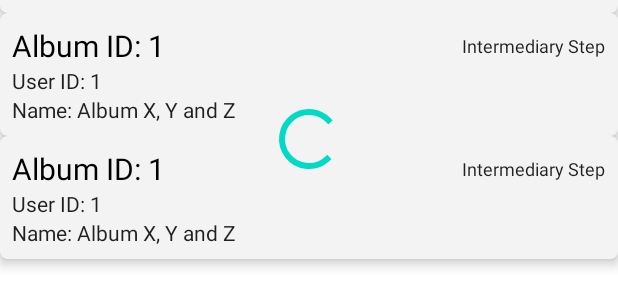
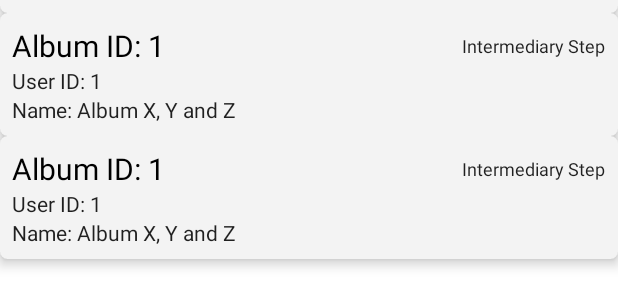
Before and after one commit to Mithrandir21/mobile-multiplatform, an Android app: the layout fragment_album_list.xml on its own in the app's theme, with its tools: preview values and no code run, on a phone screen of 412 x 824 dp. Shown: the part 479-778 px from the top of the screen. Run offline under Robolectric (Android 15) with nearby library versions, the phone set to English and light mode, and no system bars.

Commit message:
Added Swipe-to-refresh
- Replaced screen progressbar with Swipe down to Refresh functionality

```diff
--- a/app/build.gradle
+++ b/app/build.gradle
@@ -111,6 +111,7 @@ dependencies {
     implementation "androidx.core:core-ktx:$androidxCore"
     implementation "androidx.appcompat:appcompat:$androidxAppcompat"
     implementation "androidx.constraintlayout:constraintlayout:$androidxConstraintlayout"
+    implementation "androidx.swiperefreshlayout:swiperefreshlayout:$androidxSwipeToRefresh"
     implementation "androidx.preference:preference-ktx:$androidXpreferences"
     implementation "androidx.fragment:fragment-ktx:$androidXfragment"
     debugImplementation "androidx.fragment:fragment-testing:$androidXfragment"
--- a/app/src/main/java/com/demo/ui/albums/list/FragmentAlbumList.kt
+++ b/app/src/main/java/com/demo/ui/albums/list/FragmentAlbumList.kt
@@ -39,13 +39,16 @@ class FragmentAlbumList : BaseFragment<FragmentAlbumListBinding>(R.layout.fragme
         )
         viewBinding.albumList.addItemDecoration(spacingDecoration)
         viewBinding.albumList.adapter = adapter
+        viewBinding.albumListContainer.setOnRefreshListener {
+            viewModel.refreshAlbums()
+        }
 
         viewModel.observeErrors().observe(viewLifecycleOwner) { (throwable, _) ->
             Toast.makeText(requireContext(), "An error occurred: ${throwable.message}", Toast.LENGTH_LONG).show()
         }
 
         viewModel.observeProgress().observe(viewLifecycleOwner) { (loading, _) ->
-            viewBinding.albumListProgressBar.isVisible = loading
+            viewBinding.albumListContainer.isRefreshing = loading
         }
 
         viewModel.observeViewData().observe(viewLifecycleOwner) { data ->
--- a/app/src/main/res/layout/fragment_album_list.xml
+++ b/app/src/main/res/layout/fragment_album_list.xml
@@ -1,36 +1,23 @@
 <?xml version="1.0" encoding="utf-8"?>
-<androidx.constraintlayout.widget.ConstraintLayout
+<androidx.swiperefreshlayout.widget.SwipeRefreshLayout
     xmlns:android="http://schemas.android.com/apk/res/android"
     xmlns:app="http://schemas.android.com/apk/res-auto"
     xmlns:tools="http://schemas.android.com/tools"
+    android:id="@+id/albumListContainer"
     android:layout_width="match_parent"
-    android:layout_height="match_parent">
+    android:layout_height="match_parent"
+    app:layout_constraintBottom_toBottomOf="parent"
+    app:layout_constraintEnd_toEndOf="parent"
+    app:layout_constraintStart_toStartOf="parent"
+    app:layout_constraintTop_toTopOf="parent">
 
     <androidx.recyclerview.widget.RecyclerView
         android:id="@+id/albumList"
-        android:layout_width="0dp"
-        android:layout_height="0dp"
+        android:layout_width="match_parent"
+        android:layout_height="match_parent"
         app:layoutManager="androidx.recyclerview.widget.LinearLayoutManager"
-        app:layout_constraintBottom_toBottomOf="parent"
-        app:layout_constraintEnd_toEndOf="parent"
-        app:layout_constraintHorizontal_bias="0.0"
-        app:layout_constraintStart_toStartOf="parent"
-        app:layout_constraintTop_toTopOf="parent"
-        app:layout_constraintVertical_bias="1.0"
         app:spanCount="1"
         tools:itemCount="9"
         tools:listitem="@layout/adapter_album_item" />
 
-    <ProgressBar
-        android:id="@+id/albumListProgressBar"
-        style="?android:attr/progressBarStyle"
-        android:layout_width="wrap_content"
-        android:layout_height="wrap_content"
-        android:visibility="gone"
-        app:layout_constraintBottom_toBottomOf="parent"
-        app:layout_constraintEnd_toEndOf="parent"
-        app:layout_constraintStart_toStartOf="@+id/albumList"
-        app:layout_constraintTop_toTopOf="@+id/albumList"
-        tools:visibility="visible" />
-
-</androidx.constraintlayout.widget.ConstraintLayout>
+</androidx.swiperefreshlayout.widget.SwipeRefreshLayout>
```
Also changed, not shown: versions.gradle (+6 -4 lines).
